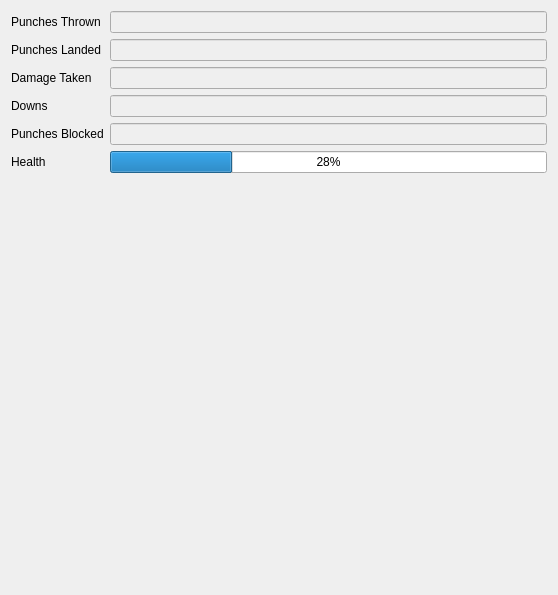
First picture: the form in boxerRoundStats.ui, repository Dedster2/DedBoxing, before the edit.
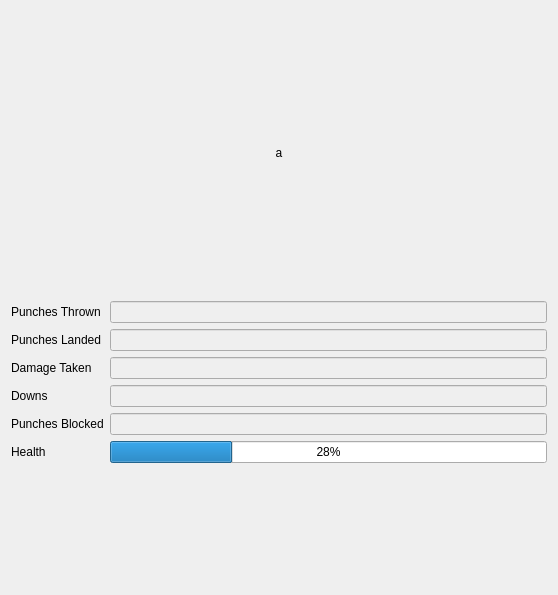
Second picture: the form after the edit.

Patch:
```diff
--- a/boxerRoundStats.ui
+++ b/boxerRoundStats.ui
@@ -14,6 +14,19 @@
    <string>boxerRoundStats</string>
   </property>
   <layout class="QVBoxLayout" name="verticalLayout">
+   <item>
+    <widget class="QLabel" name="lblName">
+     <property name="frameShape">
+      <enum>QFrame::NoFrame</enum>
+     </property>
+     <property name="text">
+      <string>a</string>
+     </property>
+     <property name="alignment">
+      <set>Qt::AlignCenter</set>
+     </property>
+    </widget>
+   </item>
    <item>
     <layout class="QFormLayout" name="formLayout">
      <item row="0" column="0">
```
